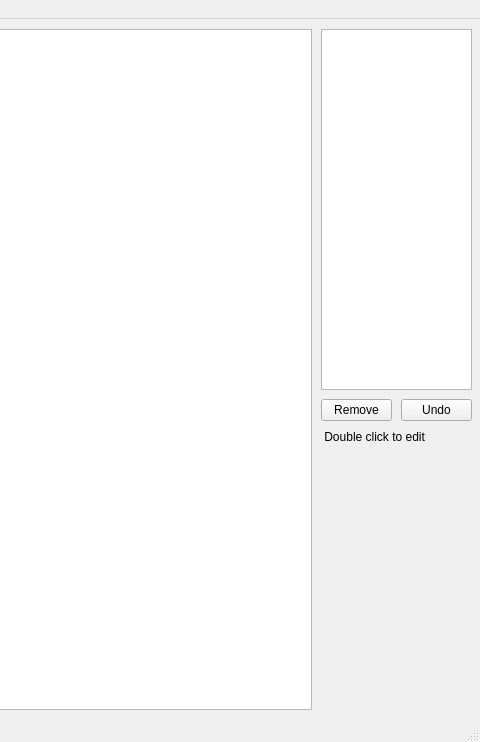
Qt form vision/mainwindow.ui (KevinUTAT/surviver_dot_IO) before a commit; both pictures show x 829 to 1309 and y 0 to 742 of the 1309 by 742 pixel window.
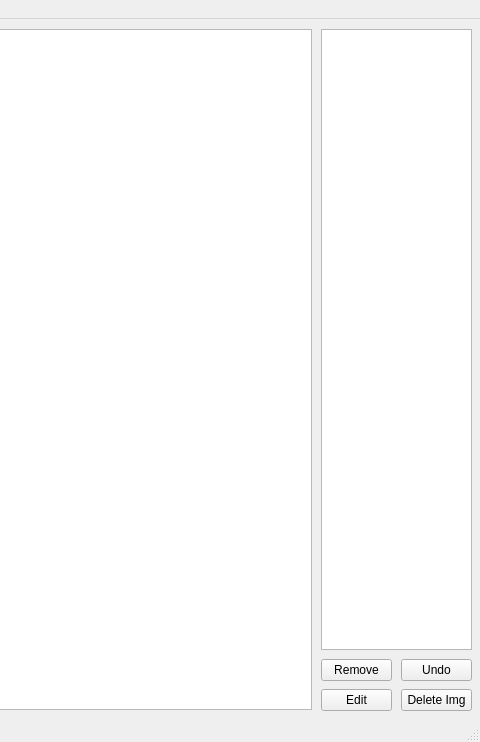
The same form after that commit.

```diff
--- a/vision/mainwindow.ui
+++ b/vision/mainwindow.ui
@@ -40,7 +40,7 @@
       <x>1150</x>
       <y>10</y>
       <width>151</width>
-      <height>361</height>
+      <height>621</height>
      </rect>
     </property>
    </widget>
@@ -48,7 +48,7 @@
     <property name="geometry">
      <rect>
       <x>1150</x>
-      <y>380</y>
+      <y>640</y>
       <width>71</width>
       <height>22</height>
      </rect>
@@ -61,7 +61,7 @@
     <property name="geometry">
      <rect>
       <x>1230</x>
-      <y>380</y>
+      <y>640</y>
       <width>71</width>
       <height>22</height>
      </rect>
@@ -70,17 +70,30 @@
      <string>Undo</string>
     </property>
    </widget>
-   <widget class="QLabel" name="label">
+   <widget class="QPushButton" name="deleteButton">
+    <property name="geometry">
+     <rect>
+      <x>1230</x>
+      <y>670</y>
+      <width>71</width>
+      <height>22</height>
+     </rect>
+    </property>
+    <property name="text">
+     <string>Delete Img</string>
+    </property>
+   </widget>
+   <widget class="QPushButton" name="editButton">
     <property name="geometry">
      <rect>
       <x>1150</x>
-      <y>410</y>
-      <width>151</width>
-      <height>16</height>
+      <y>670</y>
+      <width>71</width>
+      <height>22</height>
      </rect>
     </property>
     <property name="text">
-     <string> Double click to edit</string>
+     <string>Edit</string>
     </property>
    </widget>
   </widget>
```
Left out of the diff: 12 changed lines with no effect on the pictures.
